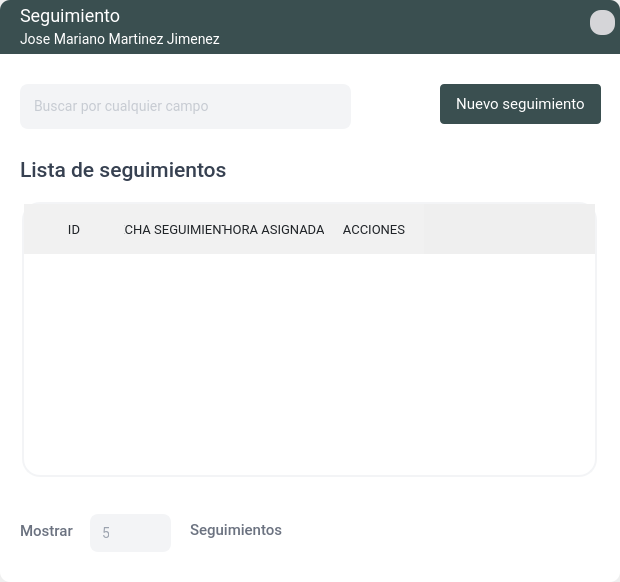
Before: the Qt Designer form App/source/ui_files/seguimiento.ui in Bailon18/Vinculacion-desktop-python, drawn with Qt 5.
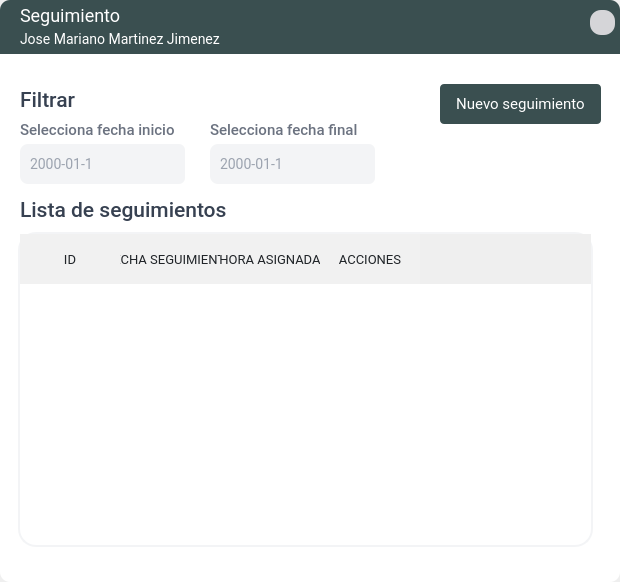
After: the same form once the commit is applied. The open tabs and pages were chosen to show the change. Icons and pictures are not drawn.

What changed in the file:
```diff
--- a/App/source/ui_files/seguimiento.ui
+++ b/App/source/ui_files/seguimiento.ui
@@ -95,6 +95,44 @@
 letter-spacing: 0.02em;
 color: #6B7280;}
 
+
+QDateEdit{
+font-family: Roboto;
+font-style: normal;
+font-weight: normal;
+font-size: 14px;
+letter-spacing: 0.02em;
+background: #F3F4F6;
+color:#9CA3AF;
+padding:8px;
+border-radius:8px; }
+
+QDateEdit::up-button {
+min-width: 25px; min-height: 12px; background-color: #F3F4F6; 
+border-radius: 6px;}
+
+QDateEdit::down-button {
+min-width: 25px; min-height: 12px; background-color: #F3F4F6; 
+border-radius: 6px;}
+
+QDateEdit::up-arrow{
+	image: url(:/menu/contraerarriba.png);
+     width: 11px;
+     height: 11px;
+}
+
+QDateEdit::down-arrow{
+	image: url(:/menu/contraerabajo.png);
+     width: 11px;
+     height: 11px;}
+
+QDateEdit::focus{
+background: #FFFFFF;
+border: 2px solid #344647;
+border-radius: 8px;
+}
+
+
 </string>
         </property>
         <property name="frameShape">
@@ -1192,7 +1230,7 @@
           <property name="geometry">
            <rect>
             <x>20</x>
-            <y>100</y>
+            <y>140</y>
             <width>241</width>
             <height>31</height>
            </rect>
@@ -1214,10 +1252,10 @@
          <widget class="QFrame" name="frame_17">
           <property name="geometry">
            <rect>
-            <x>14</x>
-            <y>140</y>
+            <x>10</x>
+            <y>170</y>
             <width>591</width>
-            <height>291</height>
+            <height>331</height>
            </rect>
           </property>
           <property name="styleSheet">
@@ -1438,106 +1476,6 @@
            </item>
           </layout>
          </widget>
-         <widget class="QComboBox" name="cbox_rangoseguimiento">
-          <property name="geometry">
-           <rect>
-            <x>90</x>
-            <y>460</y>
-            <width>81</width>
-            <height>38</height>
-           </rect>
-          </property>
-          <property name="minimumSize">
-           <size>
-            <width>0</width>
-            <height>0</height>
-           </size>
-          </property>
-          <property name="maximumSize">
-           <size>
-            <width>92</width>
-            <height>38</height>
-           </size>
-          </property>
-          <property name="cursor">
-           <cursorShape>PointingHandCursor</cursorShape>
-          </property>
-          <property name="styleSheet">
-           <string notr="true">QComboBox{
-font-family: Roboto;
-font-style: normal;
-font-weight: normal;
-font-size: 14px;
-letter-spacing: 0.02em;
-background: #F3F4F6;
-color:#9CA3AF;
-border-radius:8px;
-padding:10px;
-combobox-popup: 0;
-border: 2px solid #F3F4F6;
-
-}
-
-
-QComboBox::drop-down
-{
-    width: 20px;
-    border-left-width: 1px;
-	padding: 10px 10px 10px 20px;
- }
-
-
-QComboBox QAbstractItemView {
-	color:#9CA3AF;
-	font-size:14px;
-	background-color: #F3F4F6;
-	selection-background-color:#3f5758;
-	selection-color:#ffffff;
-	outline: 0px;
-   border: 1px solid #3f5758;
- border-radius:8px;
-padding:10px
-}
-
-
-
-QComboBox::down-arrow
-{
-	image: url(:/menu/contraerabajo.png);
-     width: 11px;
-     height: 11px;
-}
-
-QComboBox::focus{
-background: #FFFFFF;
-border: 2px solid #3f5758;
-border-radius: 8px;
-}
-
-
-QComboBox {combobox-popup: 0}</string>
-          </property>
-          <item>
-           <property name="text">
-            <string>5</string>
-           </property>
-          </item>
-          <item>
-           <property name="text">
-            <string>10</string>
-           </property>
-          </item>
-          <item>
-           <property name="text">
-            <string>20</string>
-           </property>
-          </item>
-          <item>
-           <property name="text">
-            <string>50</string>
-           </property>
-          </item>
-         </widget>
          <widget class="QPushButton" name="btn_nuevo_seguimiento">
           <property name="geometry">
            <rect>
@@ -1617,121 +1555,98 @@
            <bool>false</bool>
           </property>
          </widget>
-         <widget class="QLabel" name="label_44">
+         <widget class="QDateEdit" name="fecha_inicio_seguimiento">
           <property name="geometry">
            <rect>
             <x>20</x>
-            <y>461</y>
-            <width>61</width>
-            <height>31</height>
+            <y>90</y>
+            <width>165</width>
+            <height>40</height>
            </rect>
           </property>
-          <property name="minimumSize">
-           <size>
-            <width>0</width>
-            <height>0</height>
-           </size>
+          <property name="dateTime">
+           <datetime>
+            <hour>0</hour>
+            <minute>0</minute>
+            <second>0</second>
+            <year>2000</year>
+            <month>1</month>
+            <day>1</day>
+           </datetime>
           </property>
-          <property name="maximumSize">
-           <size>
-            <width>16777215</width>
-            <height>16777215</height>
-           </size>
+          <property name="displayFormat">
+           <string>yyyy-MM-d</string>
           </property>
-          <property name="styleSheet">
-           <string notr="true">QLabel{
-font-family: Roboto;
-font-style: normal;
-font-weight: 450;
-font-size: 15px;
-letter-spacing: 0.02em;
-color: #6B7280;}
-</string>
+          <property name="calendarPopup">
+           <bool>false</bool>
           </property>
-          <property name="text">
-           <string>Mostrar</string>
+         </widget>
+         <widget class="QDateEdit" name="fecha_final_seguimiento">
+          <property name="geometry">
+           <rect>
+            <x>210</x>
+            <y>90</y>
+            <width>165</width>
+            <height>40</height>
+           </rect>
           </property>
+          <property name="displayFormat">
+           <string>yyyy-MM-d</string>
+          </property>
+          <property name="calendarPopup">
+           <bool>false</bool>
+          </property>
+          <property name="currentSectionIndex">
+           <number>0</number>
+          </property>
          </widget>
          <widget class="QLabel" name="label_45">
           <property name="geometry">
            <rect>
-            <x>190</x>
-            <y>460</y>
-            <width>101</width>
+            <x>20</x>
+            <y>60</y>
+            <width>161</width>
             <height>31</height>
            </rect>
           </property>
-          <property name="minimumSize">
-           <size>
-            <width>0</width>
-            <height>0</height>
-           </size>
+          <property name="text">
+           <string>Selecciona fecha inicio</string>
           </property>
-          <property name="maximumSize">
-           <size>
-            <width>16777215</width>
-            <height>16777215</height>
-           </size>
+         </widget>
+         <widget class="QLabel" name="label_100">
+          <property name="geometry">
+           <rect>
+            <x>210</x>
+            <y>60</y>
+            <width>161</width>
+            <height>31</height>
+           </rect>
           </property>
-          <property name="styleSheet">
-           <string notr="true">QLabel{
-font-family: Roboto;
-font-style: normal;
-font-weight: 450;
-font-size: 15px;
-letter-spacing: 0.02em;
-color: #6B7280;}
-</string>
-          </property>
           <property name="text">
-           <string>Seguimientos</string>
+           <string>Selecciona fecha final</string>
           </property>
          </widget>
-         <widget class="QLineEdit" name="line_busqueda_seguimiento">
+         <widget class="QLabel" name="label_41">
           <property name="geometry">
            <rect>
             <x>20</x>
             <y>30</y>
-            <width>331</width>
-            <height>45</height>
+            <width>241</width>
+            <height>31</height>
            </rect>
           </property>
-          <property name="minimumSize">
-           <size>
-            <width>0</width>
-            <height>45</height>
-           </size>
-          </property>
-          <property name="maximumSize">
-           <size>
-            <width>16777215</width>
-            <height>45</height>
-           </size>
-          </property>
           <property name="styleSheet">
-           <string notr="true">
-
-QLineEdit{
-font-family: Roboto;
-font-style: normal;
-font-weight: normal;
-font-size: 14px;
+           <string notr="true">QLabel{
+font-family: Roboto ;
+font-style: bold;
+font-weight: 480;
+font-size: 21px;
+line-height: 28px;
 letter-spacing: 0.02em;
-background: #F3F4F6;
-border: 2px solid #F3F4F6;
-border-radius: 8px;
-color:#9CA3AF;
-padding:10px}
-
-
-QLineEdit::focus{
-background: #FFFFFF;
-border: 2px solid #3f5758;
-border-radius: 8px;
-}</string>
+color: #374151}</string>
           </property>
-          <property name="placeholderText">
-           <string>Buscar por cualquier campo</string>
+          <property name="text">
+           <string>Filtrar</string>
           </property>
          </widget>
         </widget>
```
Left out of the diff: 13 changed lines with no effect on the pictures.
